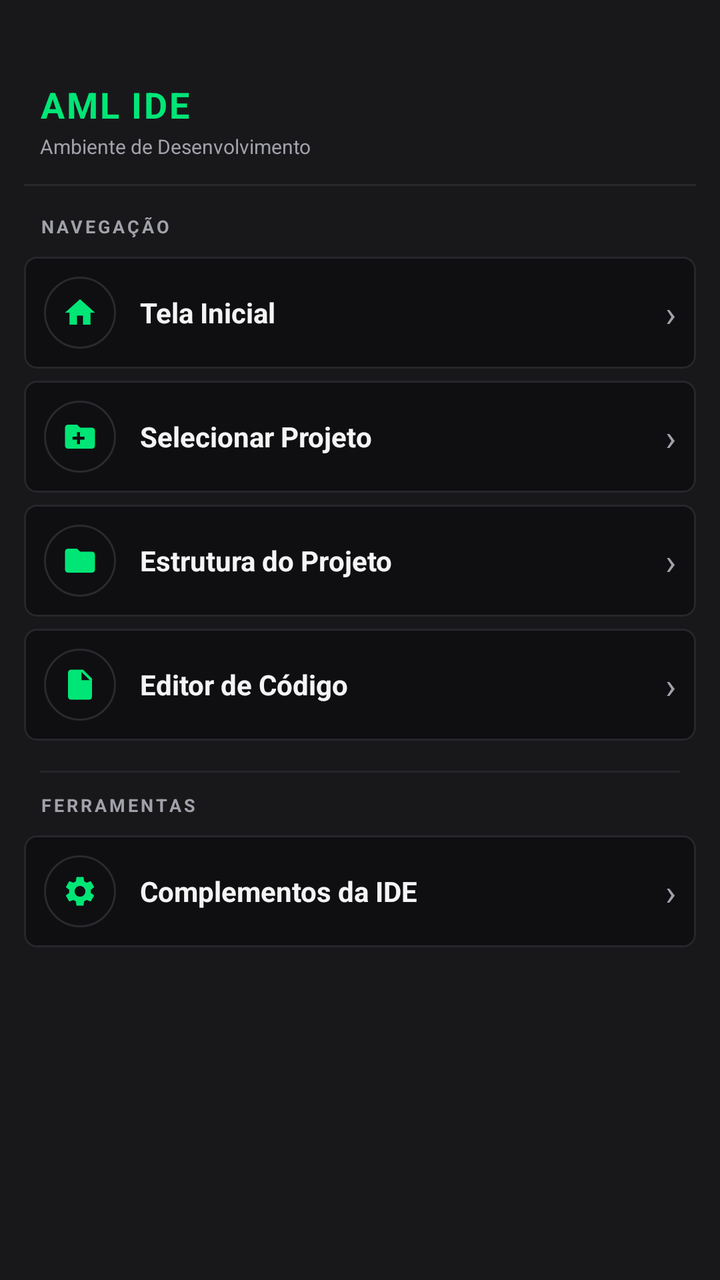
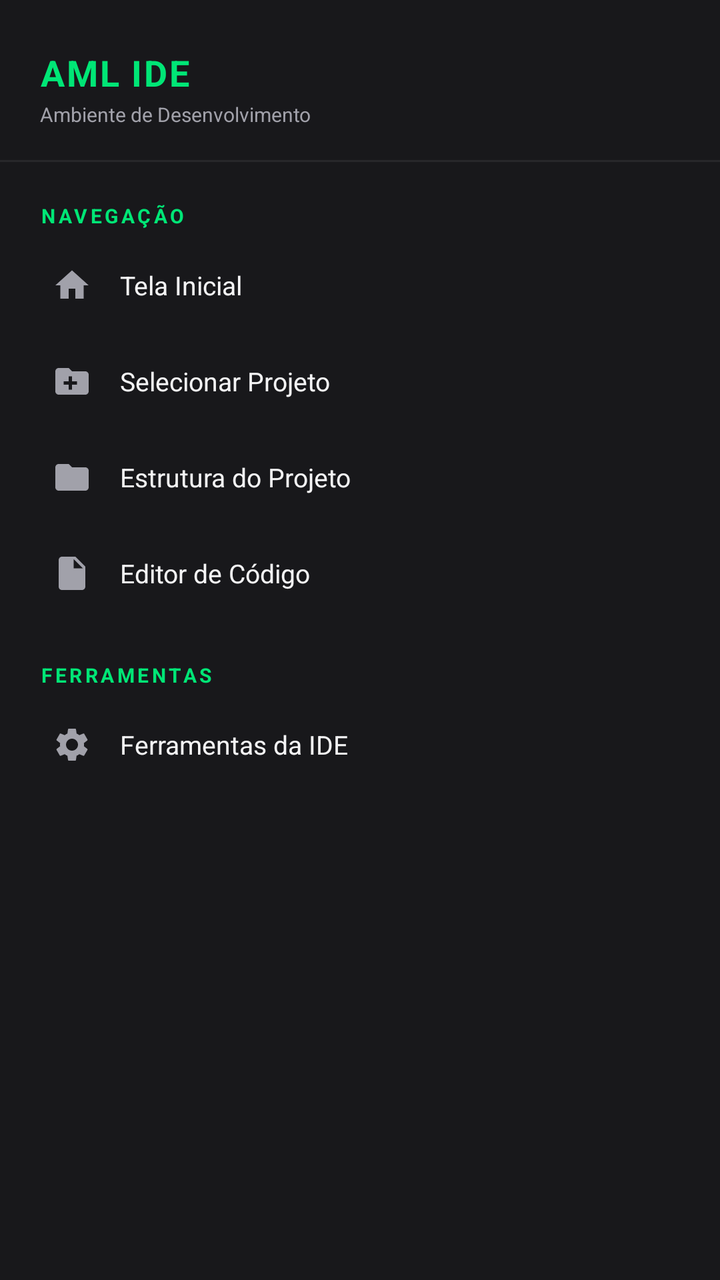

Compare the two renders of this Android layout. The source of the first and the diff that turns it into the second are given below.
<!-- AndroidManifest.xml: application theme Theme.MaikoTS -->
<!-- res/layout/view_menu_lateral.xml -->
<?xml version="1.0" encoding="utf-8"?>
<LinearLayout xmlns:android="http://schemas.android.com/apk/res/android"
    android:layout_width="match_parent"
    android:layout_height="match_parent"
    android:background="@color/bg_painel"
    android:orientation="vertical"
    android:paddingStart="12dp"
    android:paddingTop="40dp"
    android:paddingEnd="12dp"
    android:paddingBottom="20dp">

    
    <LinearLayout
        android:layout_width="match_parent"
        android:layout_height="wrap_content"
        android:orientation="vertical"
        android:paddingStart="8dp"
        android:paddingEnd="8dp"
        android:paddingBottom="12dp">

        <TextView
            android:layout_width="wrap_content"
            android:layout_height="wrap_content"
            android:letterSpacing="0.05"
            android:text="AML IDE"
            android:textColor="@color/verde_destaque"
            android:textSize="18sp"
            android:textStyle="bold" />

        <TextView
            android:layout_width="wrap_content"
            android:layout_height="wrap_content"
            android:layout_marginTop="2dp"
            android:text="Ambiente de Desenvolvimento"
            android:textColor="@color/texto_secundario"
            android:textSize="10sp" />
    </LinearLayout>

    <View
        android:layout_width="match_parent"
        android:layout_height="1dp"
        android:layout_marginBottom="12dp"
        android:background="@color/borda_sutil" />

    
    <TextView
        android:layout_width="wrap_content"
        android:layout_height="wrap_content"
        android:letterSpacing="0.15"
        android:paddingStart="8dp"
        android:paddingTop="2dp"
        android:paddingEnd="8dp"
        android:paddingBottom="6dp"
        android:text="NAVEGAÇÃO"
        android:textColor="@color/texto_secundario"
        android:textSize="9sp"
        android:textStyle="bold" />

    
    <LinearLayout
        android:id="@+id/menu_item_home"
        android:layout_width="match_parent"
        android:layout_height="wrap_content"
        android:layout_marginTop="3dp"
        android:layout_marginBottom="3dp"
        android:background="@drawable/bg_menu_item"
        android:clickable="true"
        android:focusable="true"
        android:gravity="center_vertical"
        android:orientation="horizontal"
        android:padding="10dp">

        <LinearLayout
            android:layout_width="36dp"
            android:layout_height="36dp"
            android:layout_marginEnd="12dp"
            android:background="@drawable/bg_menu_icon_circle"
            android:gravity="center"
            android:orientation="horizontal">

            <ImageView
                android:layout_width="18dp"
                android:layout_height="18dp"
                android:contentDescription="Tela Inicial"
                android:src="@drawable/ic_casa"
                android:tint="@color/verde_destaque" />
        </LinearLayout>

        <TextView
            android:layout_width="0dp"
            android:layout_height="wrap_content"
            android:layout_weight="1"
            android:text="Tela Inicial"
            android:textColor="@color/texto_primario"
            android:textSize="14sp"
            android:textStyle="bold" />

        <TextView
            android:layout_width="wrap_content"
            android:layout_height="wrap_content"
            android:text="›"
            android:textColor="@color/texto_secundario"
            android:textSize="18sp" />
    </LinearLayout>

    
    <LinearLayout
        android:id="@+id/menu_item_seletor"
        android:layout_width="match_parent"
        android:layout_height="wrap_content"
        android:layout_marginTop="3dp"
        android:layout_marginBottom="3dp"
        android:background="@drawable/bg_menu_item"
        android:clickable="true"
        android:focusable="true"
        android:gravity="center_vertical"
        android:orientation="horizontal"
        android:padding="10dp">

        <LinearLayout
            android:layout_width="36dp"
            android:layout_height="36dp"
            android:layout_marginEnd="12dp"
            android:background="@drawable/bg_menu_icon_circle"
            android:gravity="center"
            android:orientation="horizontal">

            <ImageView
                android:layout_width="18dp"
                android:layout_height="18dp"
                android:contentDescription="Selecionar Projeto"
                android:src="@drawable/ic_importar"
                android:tint="@color/verde_destaque" />
        </LinearLayout>

        <TextView
            android:layout_width="0dp"
            android:layout_height="wrap_content"
            android:layout_weight="1"
            android:text="Selecionar Projeto"
            android:textColor="@color/texto_primario"
            android:textSize="14sp"
            android:textStyle="bold" />

        <TextView
            android:layout_width="wrap_content"
            android:layout_height="wrap_content"
            android:text="›"
            android:textColor="@color/texto_secundario"
            android:textSize="18sp" />
    </LinearLayout>

    
    <LinearLayout
        android:id="@+id/menu_item_estrutura"
        android:layout_width="match_parent"
        android:layout_height="wrap_content"
        android:layout_marginTop="3dp"
        android:layout_marginBottom="3dp"
        android:background="@drawable/bg_menu_item"
        android:clickable="true"
        android:focusable="true"
        android:gravity="center_vertical"
        android:orientation="horizontal"
        android:padding="10dp">

        <LinearLayout
            android:layout_width="36dp"
            android:layout_height="36dp"
            android:layout_marginEnd="12dp"
            android:background="@drawable/bg_menu_icon_circle"
            android:gravity="center"
            android:orientation="horizontal">

            <ImageView
                android:layout_width="18dp"
                android:layout_height="18dp"
                android:contentDescription="Estrutura do Projeto"
                android:src="@drawable/ic_pasta"
                android:tint="@color/verde_destaque" />
        </LinearLayout>

        <TextView
            android:layout_width="0dp"
            android:layout_height="wrap_content"
            android:layout_weight="1"
            android:text="Estrutura do Projeto"
            android:textColor="@color/texto_primario"
            android:textSize="14sp"
            android:textStyle="bold" />

        <TextView
            android:layout_width="wrap_content"
            android:layout_height="wrap_content"
            android:text="›"
            android:textColor="@color/texto_secundario"
            android:textSize="18sp" />
    </LinearLayout>

    
    <LinearLayout
        android:id="@+id/menu_item_editor"
        android:layout_width="match_parent"
        android:layout_height="wrap_content"
        android:layout_marginTop="3dp"
        android:layout_marginBottom="3dp"
        android:background="@drawable/bg_menu_item"
        android:clickable="true"
        android:focusable="true"
        android:gravity="center_vertical"
        android:orientation="horizontal"
        android:padding="10dp">

        <LinearLayout
            android:layout_width="36dp"
            android:layout_height="36dp"
            android:layout_marginEnd="12dp"
            android:background="@drawable/bg_menu_icon_circle"
            android:gravity="center"
            android:orientation="horizontal">

            <ImageView
                android:layout_width="18dp"
                android:layout_height="18dp"
                android:contentDescription="Editor de Código"
                android:src="@drawable/ic_arquivo_cpp"
                android:tint="@color/verde_destaque" />
        </LinearLayout>

        <TextView
            android:layout_width="0dp"
            android:layout_height="wrap_content"
            android:layout_weight="1"
            android:text="Editor de Código"
            android:textColor="@color/texto_primario"
            android:textSize="14sp"
            android:textStyle="bold" />

        <TextView
            android:layout_width="wrap_content"
            android:layout_height="wrap_content"
            android:text="›"
            android:textColor="@color/texto_secundario"
            android:textSize="18sp" />
    </LinearLayout>

    
    <View
        android:layout_width="match_parent"
        android:layout_height="1dp"
        android:layout_marginTop="12dp"
        android:layout_marginBottom="8dp"
        android:layout_marginStart="8dp"
        android:layout_marginEnd="8dp"
        android:background="@color/borda_sutil" />

    
    <TextView
        android:layout_width="wrap_content"
        android:layout_height="wrap_content"
        android:letterSpacing="0.15"
        android:paddingStart="8dp"
        android:paddingTop="2dp"
        android:paddingEnd="8dp"
        android:paddingBottom="6dp"
        android:text="FERRAMENTAS"
        android:textColor="@color/texto_secundario"
        android:textSize="9sp"
        android:textStyle="bold" />

    
    <LinearLayout
        android:id="@+id/menu_item_complementos"
        android:layout_width="match_parent"
        android:layout_height="wrap_content"
        android:layout_marginTop="3dp"
        android:layout_marginBottom="3dp"
        android:background="@drawable/bg_menu_item"
        android:clickable="true"
        android:focusable="true"
        android:gravity="center_vertical"
        android:orientation="horizontal"
        android:padding="10dp">

        <LinearLayout
            android:layout_width="36dp"
            android:layout_height="36dp"
            android:layout_marginEnd="12dp"
            android:background="@drawable/bg_menu_icon_circle"
            android:gravity="center"
            android:orientation="horizontal">

            <ImageView
                android:layout_width="18dp"
                android:layout_height="18dp"
                android:contentDescription="Instalação de Complementos"
                android:src="@drawable/ic_config"
                android:tint="@color/verde_destaque" />
        </LinearLayout>

        <TextView
            android:layout_width="0dp"
            android:layout_height="wrap_content"
            android:layout_weight="1"
            android:text="Complementos da IDE"
            android:textColor="@color/texto_primario"
            android:textSize="14sp"
            android:textStyle="bold" />

        <TextView
            android:layout_width="wrap_content"
            android:layout_height="wrap_content"
            android:text="›"
            android:textColor="@color/texto_secundario"
            android:textSize="18sp" />
    </LinearLayout>

</LinearLayout>
<!-- resources referenced by this layout -->
<resources>
  <color name="bg_painel">#18181B</color>
  <color name="borda_sutil">#26262B</color>
  <color name="texto_primario">#F4F4F5</color>
  <color name="texto_secundario">#A1A1AA</color>
  <color name="verde_destaque">#00E676</color>
  <!-- drawable bg_menu_icon_circle (drawable) -->
  <?xml version="1.0" encoding="utf-8"?>
  <shape xmlns:android="http://schemas.android.com/apk/res/android"
      android:shape="oval">
      <solid android:color="@color/bg_card" />
      <stroke android:width="1dp" android:color="@color/borda_circulo_icone" />
  </shape>
  <!-- drawable bg_menu_item (drawable) -->
  <?xml version="1.0" encoding="utf-8"?>
  <ripple xmlns:android="http://schemas.android.com/apk/res/android"
      android:color="@color/ripple_claro">
      <item>
          <shape android:shape="rectangle">
              <solid android:color="@color/bg_card" />
              <corners android:radius="6dp" />
              <stroke android:width="1dp" android:color="@color/borda_sutil" />
          </shape>
      </item>
  </ripple>
  <!-- drawable ic_arquivo_cpp (drawable) -->
  <vector xmlns:android="http://schemas.android.com/apk/res/android"
      android:width="24dp"
      android:height="24dp"
      android:viewportWidth="24"
      android:viewportHeight="24">
      <path
          android:fillColor="#4CAF50"
          android:pathData="M14,2H6c-1.1,0 -1.99,0.9 -1.99,2L4,20c0,1.1 0.89,2 1.99,2H18c1.1,0 2,-0.9 2,-2V8l-6,-6zM13,9V3.5L18.5,9H13z"/>
  </vector>
  <!-- drawable ic_casa (drawable) -->
  <vector xmlns:android="http://schemas.android.com/apk/res/android"
      android:width="24dp"
      android:height="24dp"
      android:viewportWidth="24"
      android:viewportHeight="24">
    <path
        android:fillColor="#FFFFFF"
        android:pathData="M10,20v-6h4v6h5v-8h3L12,3 2,12h3v8z"/>
  </vector>
  <!-- drawable ic_importar (drawable) -->
  <vector xmlns:android="http://schemas.android.com/apk/res/android"
      android:width="24dp"
      android:height="24dp"
      android:viewportWidth="24"
      android:viewportHeight="24">
      <path
          android:fillColor="#64B5F6"
          android:pathData="M20,6h-8l-2,-2H4c-1.1,0 -1.99,0.9 -1.99,2L2,18c0,1.1 0.9,2 2,2h16c1.1,0 2,-0.9 2,-2V8c0,-1.1 -0.9,-2 -2,-2zm-5,8h-3v3h-2v-3H7v-2h3V9h2v3h3v2z"/>
  </vector>
  <!-- drawable ic_pasta (drawable) -->
  <vector xmlns:android="http://schemas.android.com/apk/res/android"
      android:width="24dp"
      android:height="24dp"
      android:viewportWidth="24"
      android:viewportHeight="24">
      <path
          android:fillColor="#64B5F6"
          android:pathData="M10,4H4c-1.1,0 -1.99,0.9 -1.99,2L2,18c0,1.1 0.9,2 2,2h16c1.1,0 2,-0.9 2,-2V8c0,-1.1 -0.9,-2 -2,-2h-8l-2,-2z"/>
  </vector>
  <style name="Theme.MaikoTS" parent="@android:style/Theme.DeviceDefault.NoActionBar">
          <item name="android:windowBackground">@android:color/black</item>
          <item name="android:windowFullscreen">true</item>
          <item name="android:windowContentOverlay">@null</item>
          <item name="android:windowSoftInputMode">adjustResize</item>
      </style>
  <color name="bg_card">#0F0F12</color>
  <color name="borda_circulo_icone">#2A2A2E</color>
  <color name="ripple_claro">#1AFFFFFF</color>
  <!-- unchanged entries left out for length: 1 -->
</resources>

<!-- the commit's change to res/layout/view_menu_lateral.xml (unified diff, before → after) -->
@@ -2,28 +2,25 @@
 <LinearLayout xmlns:android="http://schemas.android.com/apk/res/android"
     android:layout_width="match_parent"
     android:layout_height="match_parent"
-    android:background="@color/bg_painel"
-    android:orientation="vertical"
-    android:paddingStart="12dp"
-    android:paddingTop="40dp"
-    android:paddingEnd="12dp"
-    android:paddingBottom="20dp">
+    android:background="#18181B"
+    android:orientation="vertical">
 
     
     <LinearLayout
         android:layout_width="match_parent"
         android:layout_height="wrap_content"
         android:orientation="vertical"
-        android:paddingStart="8dp"
-        android:paddingEnd="8dp"
-        android:paddingBottom="12dp">
+        android:paddingStart="20dp"
+        android:paddingEnd="20dp"
+        android:paddingTop="24dp"
+        android:paddingBottom="16dp">
 
         <TextView
             android:layout_width="wrap_content"
             android:layout_height="wrap_content"
             android:letterSpacing="0.05"
             android:text="AML IDE"
-            android:textColor="@color/verde_destaque"
+            android:textColor="#00E676"
             android:textSize="18sp"
             android:textStyle="bold" />
 
@@ -32,287 +29,202 @@
             android:layout_height="wrap_content"
             android:layout_marginTop="2dp"
             android:text="Ambiente de Desenvolvimento"
-            android:textColor="@color/texto_secundario"
+            android:textColor="#A1A1AA"
             android:textSize="10sp" />
     </LinearLayout>
 
     <View
         android:layout_width="match_parent"
         android:layout_height="1dp"
-        android:layout_marginBottom="12dp"
-        android:background="@color/borda_sutil" />
+        android:background="#27272A" />
 
     
-    <TextView
-        android:layout_width="wrap_content"
-        android:layout_height="wrap_content"
-        android:letterSpacing="0.15"
-        android:paddingStart="8dp"
-        android:paddingTop="2dp"
-        android:paddingEnd="8dp"
-        android:paddingBottom="6dp"
-        android:text="NAVEGAÇÃO"
-        android:textColor="@color/texto_secundario"
-        android:textSize="9sp"
-        android:textStyle="bold" />
-
-    
-    <LinearLayout
-        android:id="@+id/menu_item_home"
+    <ScrollView
         android:layout_width="match_parent"
-        android:layout_height="wrap_content"
-        android:layout_marginTop="3dp"
-        android:layout_marginBottom="3dp"
-        android:background="@drawable/bg_menu_item"
-        android:clickable="true"
-        android:focusable="true"
-        android:gravity="center_vertical"
-        android:orientation="horizontal"
-        android:padding="10dp">
+        android:layout_height="0dp"
+        android:layout_weight="1"
+        android:scrollbars="none">
 
         <LinearLayout
-            android:layout_width="36dp"
-            android:layout_height="36dp"
-            android:layout_marginEnd="12dp"
-            android:background="@drawable/bg_menu_icon_circle"
-            android:gravity="center"
-            android:orientation="horizontal">
-
-            <ImageView
-                android:layout_width="18dp"
-                android:layout_height="18dp"
-                android:contentDescription="Tela Inicial"
-                android:src="@drawable/ic_casa"
-                android:tint="@color/verde_destaque" />
+            android:layout_width="match_parent"
+            android:layout_height="wrap_content"
+            android:orientation="vertical"
+            android:paddingStart="12dp"
+            android:paddingEnd="12dp"
+            android:paddingTop="12dp"
+            android:paddingBottom="24dp">
+
+            
+            <TextView
+                android:layout_width="wrap_content"
+                android:layout_height="wrap_content"
+                android:layout_marginStart="8dp"
+                android:layout_marginTop="8dp"
+                android:layout_marginBottom="4dp"
+                android:letterSpacing="0.15"
+                android:text="NAVEGAÇÃO"
+                android:textColor="#00E676"
+                android:textSize="10sp"
+                android:textStyle="bold" />
+
+            
+            <LinearLayout
+                android:id="@+id/menu_item_home"
+                android:layout_width="match_parent"
+                android:layout_height="wrap_content"
+                android:background="?android:attr/selectableItemBackground"
+                android:clickable="true"
+                android:focusable="true"
+                android:gravity="center_vertical"
+                android:orientation="horizontal"
+                android:padding="14dp">
+
+                <ImageView
+                    android:layout_width="20dp"
+                    android:layout_height="20dp"
+                    android:layout_marginEnd="14dp"
+                    android:contentDescription="Tela Inicial"
+                    android:src="@drawable/ic_casa"
+                    android:tint="#A1A1AA" />
+
+                <TextView
+                    android:layout_width="0dp"
+                    android:layout_height="wrap_content"
+                    android:layout_weight="1"
+                    android:text="Tela Inicial"
+                    android:textColor="#F4F4F5"
+                    android:textSize="13sp" />
+            </LinearLayout>
+
+            
+            <LinearLayout
+                android:id="@+id/menu_item_seletor"
+                android:layout_width="match_parent"
+                android:layout_height="wrap_content"
+                android:background="?android:attr/selectableItemBackground"
+                android:clickable="true"
+                android:focusable="true"
+                android:gravity="center_vertical"
+                android:orientation="horizontal"
+                android:padding="14dp">
+
+                <ImageView
+                    android:layout_width="20dp"
+                    android:layout_height="20dp"
+                    android:layout_marginEnd="14dp"
+                    android:contentDescription="Selecionar Projeto"
+                    android:src="@drawable/ic_importar"
+                    android:tint="#A1A1AA" />
+
+                <TextView
+                    android:layout_width="0dp"
+                    android:layout_height="wrap_content"
+                    android:layout_weight="1"
+                    android:text="Selecionar Projeto"
+                    android:textColor="#F4F4F5"
+                    android:textSize="13sp" />
+            </LinearLayout>
+
+            
+            <LinearLayout
+                android:id="@+id/menu_item_estrutura"
+                android:layout_width="match_parent"
+                android:layout_height="wrap_content"
+                android:background="?android:attr/selectableItemBackground"
+                android:clickable="true"
+                android:focusable="true"
+                android:gravity="center_vertical"
+                android:orientation="horizontal"
+                android:padding="14dp">
+
+                <ImageView
+                    android:layout_width="20dp"
+                    android:layout_height="20dp"
+                    android:layout_marginEnd="14dp"
+                    android:contentDescription="Estrutura do Projeto"
+                    android:src="@drawable/ic_pasta"
+                    android:tint="#A1A1AA" />
+
+                <TextView
+                    android:layout_width="0dp"
+                    android:layout_height="wrap_content"
+                    android:layout_weight="1"
+                    android:text="Estrutura do Projeto"
+                    android:textColor="#F4F4F5"
+                    android:textSize="13sp" />
+            </LinearLayout>
+
+            
+            <LinearLayout
+                android:id="@+id/menu_item_editor"
+                android:layout_width="match_parent"
+                android:layout_height="wrap_content"
+                android:background="?android:attr/selectableItemBackground"
+                android:clickable="true"
+                android:focusable="true"
+                android:gravity="center_vertical"
+                android:orientation="horizontal"
+                android:padding="14dp">
+
+                <ImageView
+                    android:layout_width="20dp"
+                    android:layout_height="20dp"
+                    android:layout_marginEnd="14dp"
+                    android:contentDescription="Editor de Código"
+                    android:src="@drawable/ic_arquivo_cpp"
+                    android:tint="#A1A1AA" />
+
+                <TextView
+                    android:layout_width="0dp"
+                    android:layout_height="wrap_content"
+                    android:layout_weight="1"
+                    android:text="Editor de Código"
+                    android:textColor="#F4F4F5"
+                    android:textSize="13sp" />
+            </LinearLayout>
+
+            
+            <TextView
+                android:layout_width="wrap_content"
+                android:layout_height="wrap_content"
+                android:layout_marginStart="8dp"
+                android:layout_marginTop="20dp"
+                android:layout_marginBottom="4dp"
+                android:letterSpacing="0.15"
+                android:text="FERRAMENTAS"
+                android:textColor="#00E676"
+                android:textSize="10sp"
+                android:textStyle="bold" />
+
+            
+            <LinearLayout
+                android:id="@+id/menu_item_ferramentas"
+                android:layout_width="match_parent"
+                android:layout_height="wrap_content"
+                android:background="?android:attr/selectableItemBackground"
+                android:clickable="true"
+                android:focusable="true"
+                android:gravity="center_vertical"
+                android:orientation="horizontal"
+                android:padding="14dp">
+
+                <ImageView
+                    android:layout_width="20dp"
+                    android:layout_height="20dp"
+                    android:layout_marginEnd="14dp"
+                    android:contentDescription="Ferramentas da IDE"
+                    android:src="@drawable/ic_config"
+                    android:tint="#A1A1AA" />
+
+                <TextView
+                    android:layout_width="0dp"
+                    android:layout_height="wrap_content"
+                    android:layout_weight="1"
+                    android:text="Ferramentas da IDE"
+                    android:textColor="#F4F4F5"
+                    android:textSize="13sp" />
+            </LinearLayout>
+
         </LinearLayout>
-
-        <TextView
-            android:layout_width="0dp"
-            android:layout_height="wrap_content"
-            android:layout_weight="1"
-            android:text="Tela Inicial"
-            android:textColor="@color/texto_primario"
-            android:textSize="14sp"
-            android:textStyle="bold" />
-
-        <TextView
-            android:layout_width="wrap_content"
-            android:layout_height="wrap_content"
-            android:text="›"
-            android:textColor="@color/texto_secundario"
-            android:textSize="18sp" />
-    </LinearLayout>
-
-    
-    <LinearLayout
-        android:id="@+id/menu_item_seletor"
-        android:layout_width="match_parent"
-        android:layout_height="wrap_content"
-        android:layout_marginTop="3dp"
-        android:layout_marginBottom="3dp"
-        android:background="@drawable/bg_menu_item"
-        android:clickable="true"
-        android:focusable="true"
-        android:gravity="center_vertical"
-        android:orientation="horizontal"
-        android:padding="10dp">
-
-        <LinearLayout
-            android:layout_width="36dp"
-            android:layout_height="36dp"
-            android:layout_marginEnd="12dp"
-            android:background="@drawable/bg_menu_icon_circle"
-            android:gravity="center"
-            android:orientation="horizontal">
-
-            <ImageView
-                android:layout_width="18dp"
-                android:layout_height="18dp"
-                android:contentDescription="Selecionar Projeto"
-                android:src="@drawable/ic_importar"
-                android:tint="@color/verde_destaque" />
-        </LinearLayout>
-
-        <TextView
-            android:layout_width="0dp"
-            android:layout_height="wrap_content"
-            android:layout_weight="1"
-            android:text="Selecionar Projeto"
-            android:textColor="@color/texto_primario"
-            android:textSize="14sp"
-            android:textStyle="bold" />
-
-        <TextView
-            android:layout_width="wrap_content"
-            android:layout_height="wrap_content"
-            android:text="›"
-            android:textColor="@color/texto_secundario"
-            android:textSize="18sp" />
-    </LinearLayout>
-
-    
-    <LinearLayout
-        android:id="@+id/menu_item_estrutura"
-        android:layout_width="match_parent"
-        android:layout_height="wrap_content"
-        android:layout_marginTop="3dp"
-        android:layout_marginBottom="3dp"
-        android:background="@drawable/bg_menu_item"
-        android:clickable="true"
-        android:focusable="true"
-        android:gravity="center_vertical"
-        android:orientation="horizontal"
-        android:padding="10dp">
-
-        <LinearLayout
-            android:layout_width="36dp"
-            android:layout_height="36dp"
-            android:layout_marginEnd="12dp"
-            android:background="@drawable/bg_menu_icon_circle"
-            android:gravity="center"
-            android:orientation="horizontal">
-
-            <ImageView
-                android:layout_width="18dp"
-                android:layout_height="18dp"
-                android:contentDescription="Estrutura do Projeto"
-                android:src="@drawable/ic_pasta"
-                android:tint="@color/verde_destaque" />
-        </LinearLayout>
-
-        <TextView
-            android:layout_width="0dp"
-            android:layout_height="wrap_content"
-            android:layout_weight="1"
-            android:text="Estrutura do Projeto"
-            android:textColor="@color/texto_primario"
-            android:textSize="14sp"
-            android:textStyle="bold" />
-
-        <TextView
-            android:layout_width="wrap_content"
-            android:layout_height="wrap_content"
-            android:text="›"
-            android:textColor="@color/texto_secundario"
-            android:textSize="18sp" />
-    </LinearLayout>
-
-    
-    <LinearLayout
-        android:id="@+id/menu_item_editor"
-        android:layout_width="match_parent"
-        android:layout_height="wrap_content"
-        android:layout_marginTop="3dp"
-        android:layout_marginBottom="3dp"
-        android:background="@drawable/bg_menu_item"
-        android:clickable="true"
-        android:focusable="true"
-        android:gravity="center_vertical"
-        android:orientation="horizontal"
-        android:padding="10dp">
-
-        <LinearLayout
-            android:layout_width="36dp"
-            android:layout_height="36dp"
-            android:layout_marginEnd="12dp"
-            android:background="@drawable/bg_menu_icon_circle"
-            android:gravity="center"
-            android:orientation="horizontal">
-
-            <ImageView
-                android:layout_width="18dp"
-                android:layout_height="18dp"
-                android:contentDescription="Editor de Código"
-                android:src="@drawable/ic_arquivo_cpp"
-                android:tint="@color/verde_destaque" />
-        </LinearLayout>
-
-        <TextView
-            android:layout_width="0dp"
-            android:layout_height="wrap_content"
-            android:layout_weight="1"
-            android:text="Editor de Código"
-            android:textColor="@color/texto_primario"
-            android:textSize="14sp"
-            android:textStyle="bold" />
-
-        <TextView
-            android:layout_width="wrap_content"
-            android:layout_height="wrap_content"
-            android:text="›"
-            android:textColor="@color/texto_secundario"
-            android:textSize="18sp" />
-    </LinearLayout>
-
-    
-    <View
-        android:layout_width="match_parent"
-        android:layout_height="1dp"
-        android:layout_marginTop="12dp"
-        android:layout_marginBottom="8dp"
-        android:layout_marginStart="8dp"
-        android:layout_marginEnd="8dp"
-        android:background="@color/borda_sutil" />
-
-    
-    <TextView
-        android:layout_width="wrap_content"
-        android:layout_height="wrap_content"
-        android:letterSpacing="0.15"
-        android:paddingStart="8dp"
-        android:paddingTop="2dp"
-        android:paddingEnd="8dp"
-        android:paddingBottom="6dp"
-        android:text="FERRAMENTAS"
-        android:textColor="@color/texto_secundario"
-        android:textSize="9sp"
-        android:textStyle="bold" />
-
-    
-    <LinearLayout
-        android:id="@+id/menu_item_complementos"
-        android:layout_width="match_parent"
-        android:layout_height="wrap_content"
-        android:layout_marginTop="3dp"
-        android:layout_marginBottom="3dp"
-        android:background="@drawable/bg_menu_item"
-        android:clickable="true"
-        android:focusable="true"
-        android:gravity="center_vertical"
-        android:orientation="horizontal"
-        android:padding="10dp">
-
-        <LinearLayout
-            android:layout_width="36dp"
-            android:layout_height="36dp"
-            android:layout_marginEnd="12dp"
-            android:background="@drawable/bg_menu_icon_circle"
-            android:gravity="center"
-            android:orientation="horizontal">
-
-            <ImageView
-                android:layout_width="18dp"
-                android:layout_height="18dp"
-                android:contentDescription="Instalação de Complementos"
-                android:src="@drawable/ic_config"
-                android:tint="@color/verde_destaque" />
-        </LinearLayout>
-
-        <TextView
-            android:layout_width="0dp"
-            android:layout_height="wrap_content"
-            android:layout_weight="1"
-            android:text="Complementos da IDE"
-            android:textColor="@color/texto_primario"
-            android:textSize="14sp"
-            android:textStyle="bold" />
-
-        <TextView
-            android:layout_width="wrap_content"
-            android:layout_height="wrap_content"
-            android:text="›"
-            android:textColor="@color/texto_secundario"
-            android:textSize="18sp" />
-    </LinearLayout>
-
+    </ScrollView>
 </LinearLayout>
<!-- resource entries referenced after the edit -->
@@ -1,29 +1,5 @@
 <!-- resources referenced by this layout -->
 <resources>
-  <color name="bg_painel">#18181B</color>
-  <color name="borda_sutil">#26262B</color>
-  <color name="texto_primario">#F4F4F5</color>
-  <color name="texto_secundario">#A1A1AA</color>
-  <color name="verde_destaque">#00E676</color>
-  <!-- drawable bg_menu_icon_circle (drawable) -->
-  <?xml version="1.0" encoding="utf-8"?>
-  <shape xmlns:android="http://schemas.android.com/apk/res/android"
-      android:shape="oval">
-      <solid android:color="@color/bg_card" />
-      <stroke android:width="1dp" android:color="@color/borda_circulo_icone" />
-  </shape>
-  <!-- drawable bg_menu_item (drawable) -->
-  <?xml version="1.0" encoding="utf-8"?>
-  <ripple xmlns:android="http://schemas.android.com/apk/res/android"
-      android:color="@color/ripple_claro">
-      <item>
-          <shape android:shape="rectangle">
-              <solid android:color="@color/bg_card" />
-              <corners android:radius="6dp" />
-              <stroke android:width="1dp" android:color="@color/borda_sutil" />
-          </shape>
-      </item>
-  </ripple>
   <!-- drawable ic_arquivo_cpp (drawable) -->
   <vector xmlns:android="http://schemas.android.com/apk/res/android"
       android:width="24dp"
@@ -70,9 +46,6 @@
           <item name="android:windowContentOverlay">@null</item>
           <item name="android:windowSoftInputMode">adjustResize</item>
       </style>
-  <color name="bg_card">#0F0F12</color>
-  <color name="borda_circulo_icone">#2A2A2E</color>
-  <color name="ripple_claro">#1AFFFFFF</color>
   <!-- unchanged entries left out for length: 1 -->
 </resources>
 
